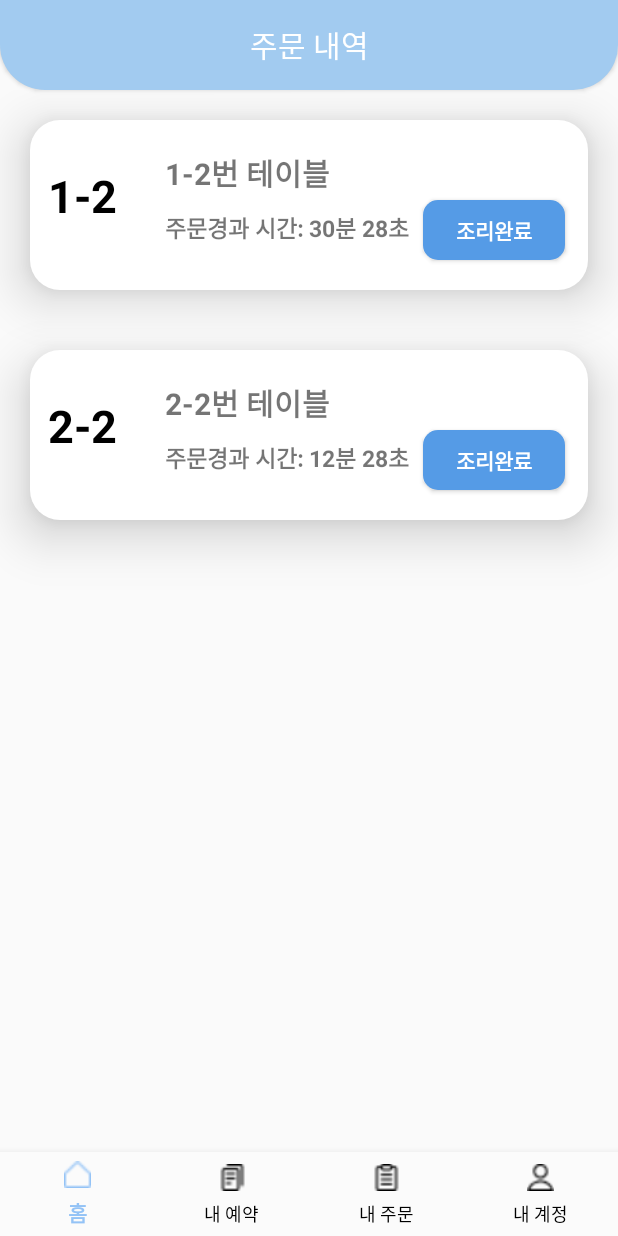
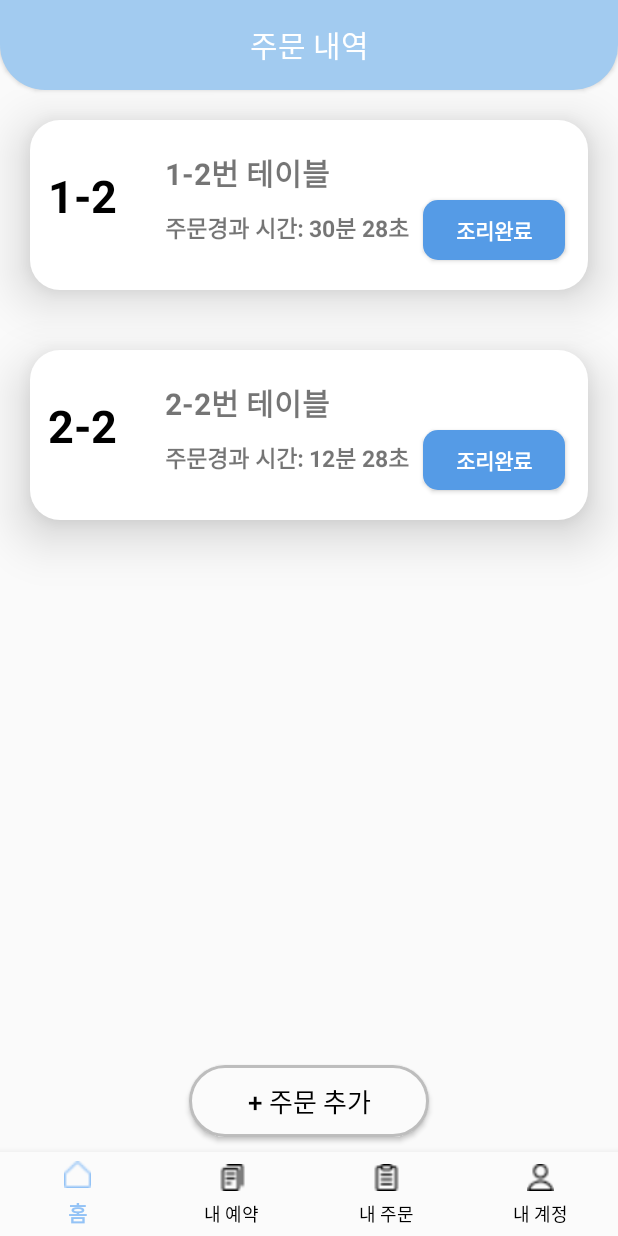
Before and after one commit to BBTeamGo/BBTeamGo, an Android app: the OrderListActivity screen opened directly, with no data from a screen before it, on a phone screen of 412 x 824 dp. Run offline under Robolectric (Android 15) with nearby library versions, the phone set to English and light mode, and no system bars.

Commit message:
order_list 주문추가버튼, 다이얼로그 띄우기

```diff
--- a/app/build.gradle.kts
+++ b/app/build.gradle.kts
@@ -47,4 +47,7 @@ dependencies {
     testImplementation("junit:junit:4.13.2")
     androidTestImplementation("androidx.test.ext:junit:1.1.5")
     androidTestImplementation("androidx.test.espresso:espresso-core:3.5.1")
+
+
+
 }
--- a/app/src/main/AndroidManifest.xml
+++ b/app/src/main/AndroidManifest.xml
@@ -1,6 +1,7 @@
 <?xml version="1.0" encoding="utf-8"?>
 <manifest xmlns:android="http://schemas.android.com/apk/res/android"
     xmlns:tools="http://schemas.android.com/tools">
+
 
     <application
         android:allowBackup="true"
--- a/app/src/main/java/com/example/bbteamgo/OrderListActivity.java
+++ b/app/src/main/java/com/example/bbteamgo/OrderListActivity.java
@@ -3,15 +3,23 @@ package com.example.bbteamgo;
 import androidx.appcompat.app.AppCompatActivity;
 import androidx.recyclerview.widget.LinearLayoutManager;
 
+import android.app.Dialog;
 import android.os.Bundle;
+import android.view.View;
+import android.view.ViewGroup;
+import android.widget.Button;
+import android.widget.ImageButton;
 
 import com.example.bbteamgo.databinding.ActivityOrderListBinding;
+import com.example.bbteamgo.databinding.OrderListUnfoldedItemViewBinding;
 
 import java.util.ArrayList;
 import java.util.List;
 
 public class OrderListActivity extends AppCompatActivity {
 
+    Dialog dialog;
+    ImageButton btnDialogCancel;
     @Override
     protected void onCreate(Bundle savedInstanceState) {
         super.onCreate(savedInstanceState);
@@ -25,5 +33,38 @@ public class OrderListActivity extends AppCompatActivity {
 
         binding.orderListRecyclerview.setLayoutManager(new LinearLayoutManager(this));
         binding.orderListRecyclerview.setAdapter(new OrderListAdapter(data));
+
+        binding.addOrderButton.setOnClickListener(new View.OnClickListener() {
+            @Override
+            public void onClick(View v) {
+                dialog.show();
+            }
+        });
+
+
+        dialog = new Dialog(OrderListActivity.this);
+        dialog.setContentView(R.layout.add_order_dialog_box);
+        btnDialogCancel =dialog.findViewById(R.id.cancel_btn);
+        dialog.getWindow().setLayout(ViewGroup.LayoutParams.WRAP_CONTENT,ViewGroup.LayoutParams.WRAP_CONTENT);
+        dialog.getWindow().setBackgroundDrawable(getDrawable(R.drawable.dialog_box_background));
+        dialog.setCancelable(false);
+
+        btnDialogCancel.setOnClickListener(view ->{
+                dialog.dismiss();
+            }
+        );
+
+
+
+
+
+
+
+
+
+
+
+
+
     }
 }
--- a/app/src/main/java/com/example/bbteamgo/OrderListAdapter.java
+++ b/app/src/main/java/com/example/bbteamgo/OrderListAdapter.java
@@ -16,6 +16,7 @@ import java.util.List;
 public class OrderListAdapter extends RecyclerView.Adapter<OrderListViewHolder> {
 
     List<OrderListData> data;
+
 
     public OrderListAdapter(List<OrderListData> data) {
         this.data = data;
--- /dev/null
+++ b/app/src/main/res/drawable/add_order_button_background_in_order_list.xml
@@ -0,0 +1,18 @@
+<?xml version="1.0" encoding="utf-8"?>
+<shape xmlns:android="http://schemas.android.com/apk/res/android">
+    <solid
+        android:color="#FBFBFB"
+        >
+
+    </solid>
+    <stroke
+        android:color="#BDBDBD"
+        android:width="2dp">
+
+    </stroke>
+    <corners
+        android:radius="80dp">
+
+    </corners>
+
+</shape>
--- /dev/null
+++ b/app/src/main/res/drawable/dialog_box_background.xml
@@ -0,0 +1,8 @@
+<?xml version="1.0" encoding="utf-8"?>
+<shape xmlns:android="http://schemas.android.com/apk/res/android">
+
+    <corners
+        android:radius="20dp">
+    </corners>
+    <solid android:color="@color/white"></solid>
+</shape>
--- a/app/src/main/res/layout/activity_order_list.xml
+++ b/app/src/main/res/layout/activity_order_list.xml
@@ -13,14 +13,37 @@
         android:textColor="#FFFFFF"
         android:textSize="20sp"
         />
-
-    <androidx.recyclerview.widget.RecyclerView
-        android:id="@+id/order_list_recyclerview"
+    <FrameLayout
         android:layout_width="match_parent"
         android:layout_height="wrap_content"
-        android:layout_weight="1">
+        android:layout_weight="@integer/material_motion_duration_long_1">
 
-    </androidx.recyclerview.widget.RecyclerView>
+        <androidx.recyclerview.widget.RecyclerView
+            android:id="@+id/order_list_recyclerview"
+            android:layout_width="match_parent"
+            android:layout_height="match_parent"
+            android:layout_weight="1">
+
+        </androidx.recyclerview.widget.RecyclerView>
+
+        <Button
+            android:id="@+id/add_order_button"
+            android:layout_width="160dp"
+            android:layout_height="wrap_content"
+            android:text="+ 주문 추가"
+            android:layout_gravity="bottom|center"
+            android:layout_marginBottom="10dp"
+            android:background="@drawable/add_order_button_background_in_order_list"
+            android:textColor="@color/black"
+            android:textSize="17sp"
+            >
+        </Button>
+
+
+
+    </FrameLayout>
+
+
 
     <com.google.android.material.bottomnavigation.BottomNavigationView
         android:id="@+id/bottomNavigationView"
--- a/build.gradle.kts
+++ b/build.gradle.kts
@@ -1,4 +1,4 @@
 // Top-level build file where you can add configuration options common to all sub-projects/modules.
 plugins {
-    id("com.android.application") version "8.1.4" apply false
+    id("com.android.application") version "8.2.0" apply false
 }
--- a/gradle.properties
+++ b/gradle.properties
@@ -19,3 +19,4 @@ android.useAndroidX=true
 # resources declared in the library itself and none from the library's dependencies,
 # thereby reducing the size of the R class for that library
 android.nonTransitiveRClass=true
+org.gradle.configuration-cache=true
```
Also changed, not shown: app/src/main/res/drawable/add_menu_button_background.xml (added, +14 -0 lines), app/src/main/res/drawable/dialog_spinner_background.xml (added, +18 -0 lines), app/src/main/res/layout/add_order_dialog_box.xml (added, +143 -0 lines), app/src/main/res/values/array.xml (added, +24 -0 lines), app/src/main/res/drawable/x_button.png (added), gradle/wrapper/gradle-wrapper.properties.
